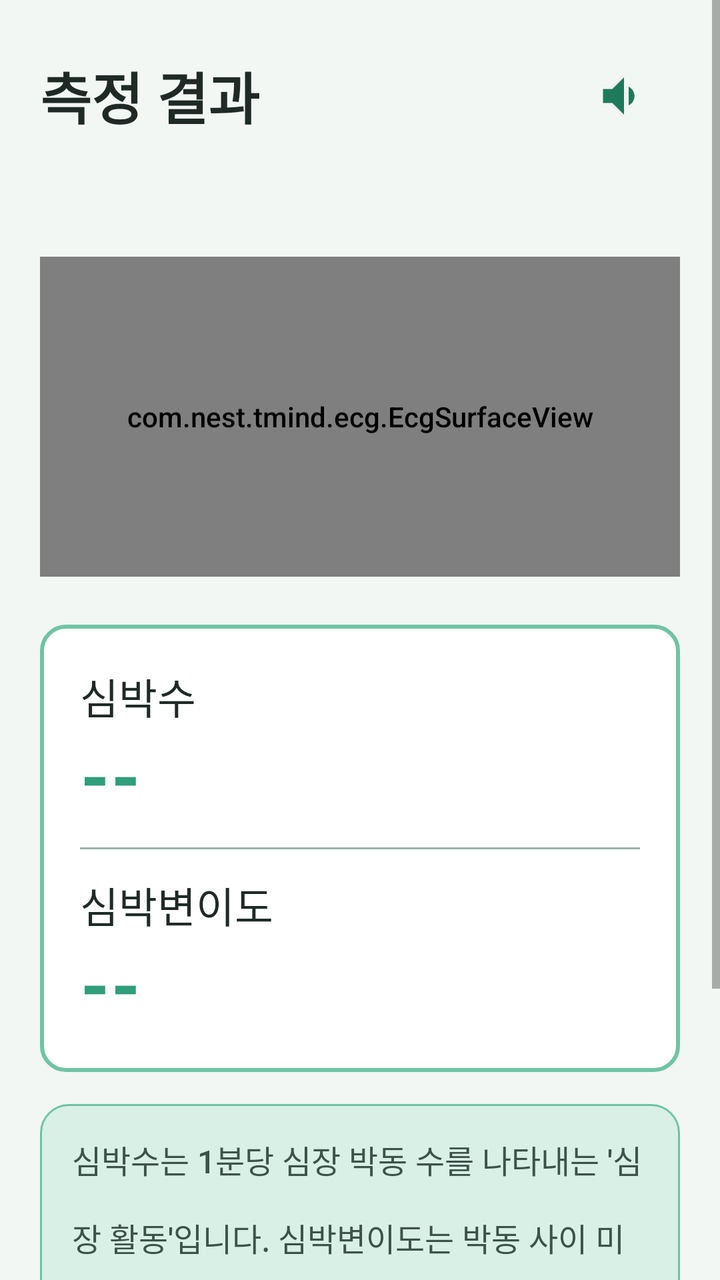
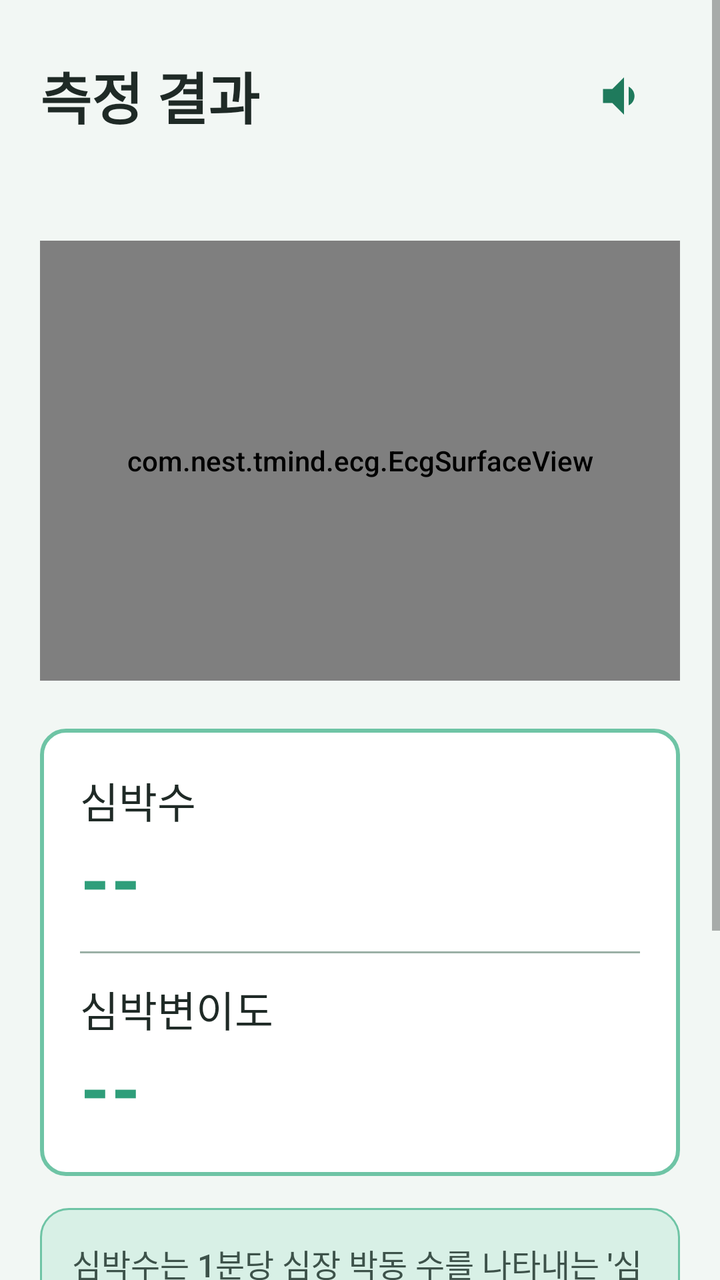

The first picture is an Android layout as it rendered before a commit; the second is the same layout after the commit. The layout source and the unified diff follow.
<!-- AndroidManifest.xml: application theme Theme.TMind -->
<!-- res/layout/activity_hrv_result.xml -->
<?xml version="1.0" encoding="utf-8"?>
<ScrollView xmlns:android="http://schemas.android.com/apk/res/android"
    android:layout_width="match_parent"
    android:layout_height="match_parent"
    android:background="@color/bg_senior"
    android:fillViewport="true">

    <LinearLayout
        android:layout_width="match_parent"
        android:layout_height="wrap_content"
        android:orientation="vertical"
        android:padding="20dp">

        <LinearLayout
            android:layout_width="match_parent"
            android:layout_height="wrap_content"
            android:gravity="center_vertical">
            <TextView
                android:id="@+id/tvTitle"
                style="@style/SeniorTitle"
                android:layout_width="0dp"
                android:layout_height="wrap_content"
                android:layout_weight="1"
                android:text="@string/hrv_result_title" />
            <ImageButton
                android:id="@+id/btnTts"
                android:layout_width="56dp"
                android:layout_height="56dp"
                android:background="?attr/selectableItemBackgroundBorderless"
                android:contentDescription="@string/read_aloud"
                android:src="@drawable/ic_speaker" />
        </LinearLayout>

        <TextView
            android:id="@+id/tvDate"
            style="@style/SeniorBody"
            android:layout_width="match_parent"
            android:layout_height="wrap_content"
            android:layout_marginTop="8dp"
            android:textColor="@color/text_secondary" />

        <com.nest.tmind.ecg.EcgSurfaceView
            android:id="@+id/ecgView"
            android:layout_width="match_parent"
            android:layout_height="160dp"
            android:layout_marginTop="16dp" />

        <LinearLayout
            android:layout_width="match_parent"
            android:layout_height="wrap_content"
            android:layout_marginTop="24dp"
            android:background="@drawable/bg_btn_outline"
            android:orientation="vertical"
            android:padding="20dp">
            <TextView
                android:id="@+id/tvBpmLabel"
                style="@style/SeniorBody"
                android:layout_width="wrap_content"
                android:layout_height="wrap_content"
                android:text="@string/bpm_label" />
            <TextView
                android:id="@+id/tvBpm"
                android:layout_width="wrap_content"
                android:layout_height="wrap_content"
                android:text="--"
                android:textColor="@color/teal_primary"
                android:textSize="36sp"
                android:textStyle="bold" />
            <View
                android:layout_width="match_parent"
                android:layout_height="1dp"
                android:layout_marginVertical="12dp"
                android:background="@color/border_gray" />
            <TextView
                android:id="@+id/tvHrvLabel"
                style="@style/SeniorBody"
                android:layout_width="wrap_content"
                android:layout_height="wrap_content"
                android:text="@string/hrv_ms_label" />
            <TextView
                android:id="@+id/tvHrvMs"
                android:layout_width="wrap_content"
                android:layout_height="wrap_content"
                android:text="--"
                android:textColor="@color/teal_primary"
                android:textSize="36sp"
                android:textStyle="bold" />
        </LinearLayout>

        <TextView
            android:id="@+id/tvExplain"
            style="@style/SeniorBody"
            android:layout_width="match_parent"
            android:layout_height="wrap_content"
            android:layout_marginTop="16dp"
            android:background="@drawable/bg_info_box"
            android:lineSpacingExtra="4dp"
            android:padding="16dp"
            android:text="@string/hrv_result_explain"
            android:textColor="@color/text_secondary"
            android:textSize="16sp" />

        <Button
            android:id="@+id/btnNext"
            style="@style/SeniorButton"
            android:layout_width="match_parent"
            android:layout_height="60dp"
            android:layout_marginTop="24dp"
            android:background="@drawable/bg_btn_primary"
            android:text="@string/confirm_result"
            android:textColor="@color/white" />
    </LinearLayout>
</ScrollView>
<!-- resources referenced by this layout -->
<resources>
  <color name="bg_senior">#F2F7F4</color>
  <color name="border_gray">#9BB0A6</color>
  <color name="teal_primary">#2F9E7A</color>
  <color name="text_secondary">#3D524A</color>
  <color name="white">#FFFFFFFF</color>
  <!-- drawable bg_btn_outline (drawable) -->
  <?xml version="1.0" encoding="utf-8"?>
  <shape xmlns:android="http://schemas.android.com/apk/res/android">
      <solid android:color="@color/white"/>
      <corners android:radius="12dp"/>
      <stroke android:width="2dp" android:color="@color/teal_pastel"/>
  </shape>
  <!-- drawable bg_btn_primary (drawable) -->
  <?xml version="1.0" encoding="utf-8"?>
  <shape xmlns:android="http://schemas.android.com/apk/res/android">
      <solid android:color="@color/teal_primary"/>
      <corners android:radius="12dp"/>
  </shape>
  <!-- drawable bg_info_box (drawable) -->
  <?xml version="1.0" encoding="utf-8"?>
  <shape xmlns:android="http://schemas.android.com/apk/res/android">
      <solid android:color="@color/teal_light" />
      <corners android:radius="14dp" />
      <stroke android:width="1dp" android:color="@color/teal_pastel" />
  </shape>
  <!-- drawable ic_speaker (drawable) -->
  <vector xmlns:android="http://schemas.android.com/apk/res/android"
      android:width="28dp"
      android:height="28dp"
      android:viewportWidth="24"
      android:viewportHeight="24">
      <path android:fillColor="#1F7A5C" android:pathData="M3,9v6h4l5,5V4L7,9H3zM16.5,12c0,-1.77 -1.02,-3.29 -2.5,-4.03v8.05c1.48,-0.73 2.5,-2.25 2.5,-4.02z"/>
  </vector>
  <string name="bpm_label">심박수</string>
  <string name="confirm_result">확인</string>
  <string name="hrv_ms_label">심박변이도</string>
  <string name="hrv_result_explain">심박수는 1분당 심장 박동 수를 나타내는 \'심장 활동\'입니다. 심박변이도는 박동 사이 미세한 시간 차이를 통해 \'몸과 마음의 회복력·스트레스 상태\'를 보여주는 지표입니다.</string>
  <string name="hrv_result_title">측정 결과</string>
  <string name="read_aloud">읽어주기</string>
  <style name="SeniorBody">
          <item name="android:textSize">21sp</item>
          <item name="android:textColor">@color/black</item>
          <item name="android:lineSpacingMultiplier">1.5</item>
      </style>
  <style name="SeniorButton" parent="Widget.MaterialComponents.Button">
          <item name="android:minHeight">60dp</item>
          <item name="android:textSize">21sp</item>
          <item name="android:insetTop">0dp</item>
          <item name="android:insetBottom">0dp</item>
          <item name="cornerRadius">14dp</item>
          <item name="backgroundTint">@null</item>
          <item name="android:textAllCaps">false</item>
      </style>
  <style name="SeniorTitle">
          <item name="android:textSize">28sp</item>
          <item name="android:textColor">@color/black</item>
          <item name="android:textStyle">bold</item>
          <item name="android:lineSpacingMultiplier">1.45</item>
      </style>
  <style name="Theme.TMind" parent="Theme.MaterialComponents.Light.NoActionBar">
          <item name="colorPrimary">@color/teal_primary</item>
          <item name="colorPrimaryVariant">@color/teal_dark</item>
          <item name="colorOnPrimary">@color/white</item>
          <item name="android:statusBarColor">@color/bg_senior</item>
          <item name="android:navigationBarColor">@color/bg_senior</item>
          <item name="android:windowLightStatusBar">true</item>
          <item name="android:windowLightNavigationBar">true</item>
          <item name="android:fontFamily">sans-serif-medium</item>
          <item name="materialButtonStyle">@style/SeniorButton</item>
      </style>
  <color name="teal_pastel">#6EC4A5</color>
  <color name="teal_light">#D8F0E6</color>
  <color name="black">#FF1F2A26</color>
  <color name="teal_dark">#1F7A5C</color>
</resources>

<!-- the commit's change to res/layout/activity_hrv_result.xml (unified diff, before → after) -->
@@ -39,11 +39,22 @@
             android:layout_marginTop="8dp"
             android:textColor="@color/text_secondary" />
 
+        <TextView
+            android:id="@+id/tvRawCaption"
+            style="@style/SeniorBody"
+            android:layout_width="match_parent"
+            android:layout_height="wrap_content"
+            android:layout_marginTop="12dp"
+            android:text="@string/hrv_result_raw_caption"
+            android:textColor="@color/text_secondary"
+            android:textSize="14sp"
+            android:visibility="gone" />
+
         <com.nest.tmind.ecg.EcgSurfaceView
             android:id="@+id/ecgView"
             android:layout_width="match_parent"
-            android:layout_height="160dp"
-            android:layout_marginTop="16dp" />
+            android:layout_height="220dp"
+            android:layout_marginTop="8dp" />
 
         <LinearLayout
             android:layout_width="match_parent"
<!-- resource entries referenced after the edit -->
@@ -37,6 +37,7 @@
   <string name="confirm_result">확인</string>
   <string name="hrv_ms_label">심박변이도</string>
   <string name="hrv_result_explain">심박수는 1분당 심장 박동 수를 나타내는 \'심장 활동\'입니다. 심박변이도는 박동 사이 미세한 시간 차이를 통해 \'몸과 마음의 회복력·스트레스 상태\'를 보여주는 지표입니다.</string>
+  <string name="hrv_result_raw_caption">테스트 Raw ECG (샘플 데이터)</string>
   <string name="hrv_result_title">측정 결과</string>
   <string name="read_aloud">읽어주기</string>
   <style name="SeniorBody">
